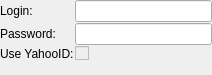
The window that src/plugins/poshuku/plugins/onlinebookmarks/plugins/delicious/deliciousauthwidget.ui (0xd34df00d/leechcraft) describes before a commit, drawn with Qt 5.
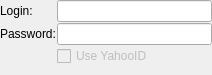
The same window after the commit.

Commit message: [Poshuku OB Delicious] Fixed UI strings.

What changed in the file:
```diff
--- a/src/plugins/poshuku/plugins/onlinebookmarks/plugins/delicious/deliciousauthwidget.ui
+++ b/src/plugins/poshuku/plugins/onlinebookmarks/plugins/delicious/deliciousauthwidget.ui
@@ -52,18 +52,14 @@
        </property>
       </widget>
      </item>
-     <item row="2" column="0">
-      <widget class="QLabel" name="useYahooIDLabel">
-       <property name="text">
-        <string>Use YahooID:</string>
-       </property>
-      </widget>
-     </item>
      <item row="2" column="1">
       <widget class="QCheckBox" name="YahooID_">
        <property name="enabled">
         <bool>false</bool>
        </property>
+       <property name="text">
+        <string>Use YahooID</string>
+       </property>
       </widget>
      </item>
     </layout>
```
Left out of the diff: 2 changed lines with no effect on the pictures. The commit also changes 1 other file.
